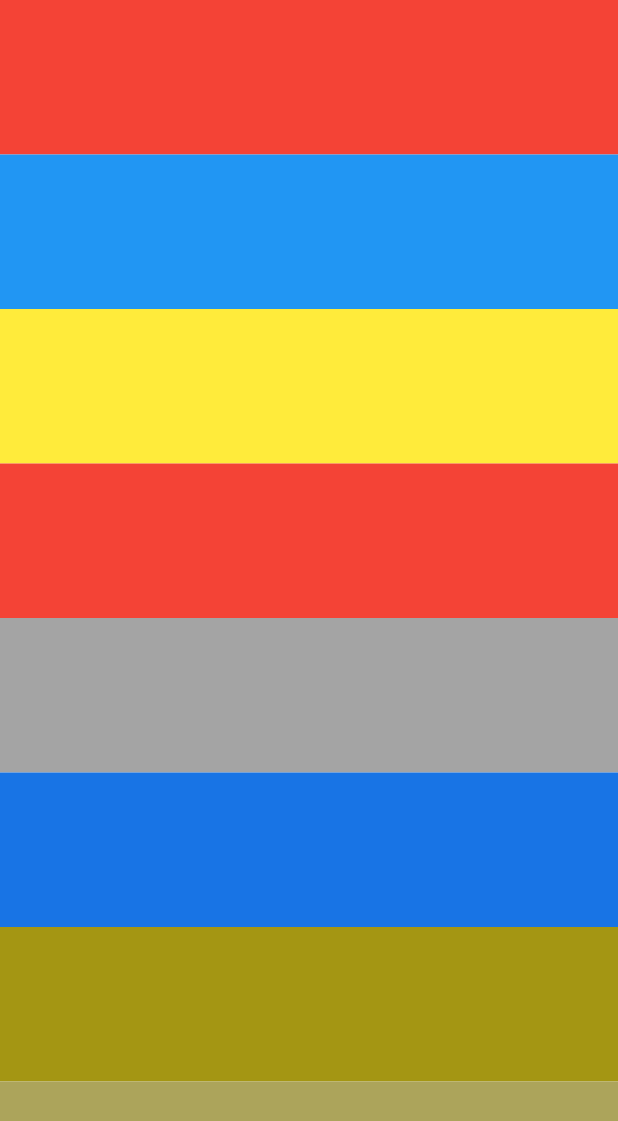
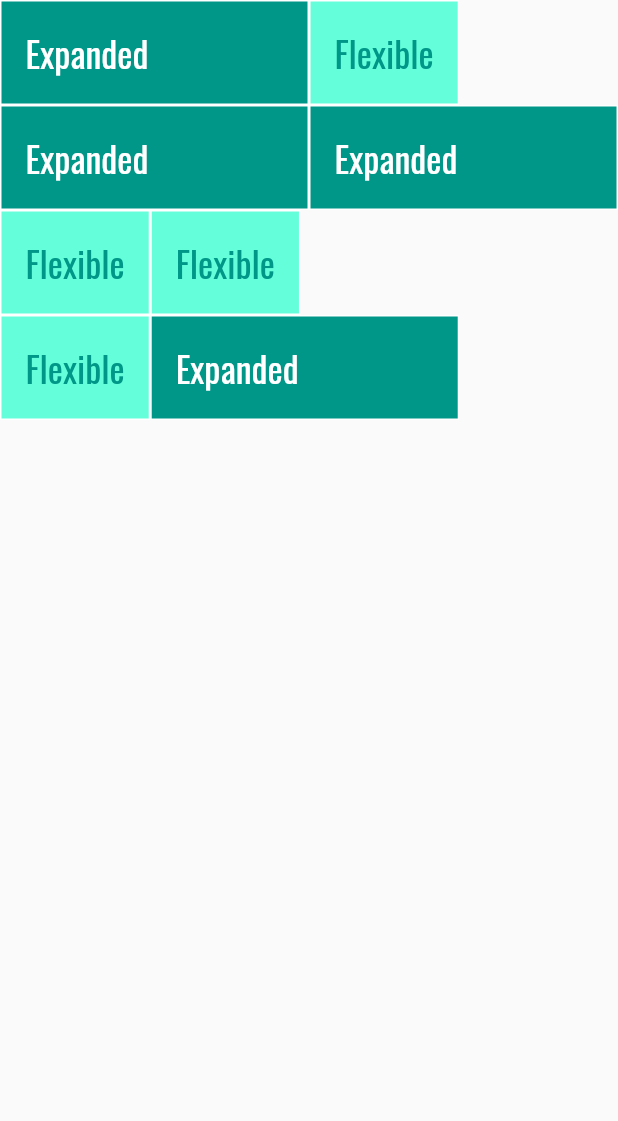
Before and after one commit to abdu-dotcom/Learn-Flutter-2, a Flutter app: the screen it shows after launch, on a phone screen of 412 x 824 dp. Shown: the top 1121 px of the screen. Run offline on Flutter 3.47's test engine with Material 2 defaults, Android fonts, the phone set to English and light mode, and no system bars.

Commit message:
Expanded & Flexible

```diff
--- a/lib/main.dart
+++ b/lib/main.dart
@@ -16,57 +16,89 @@ class MyApp extends StatelessWidget {
         fontFamily: 'Oswald',
         primarySwatch: Colors.blue,
       ),
-      home: Rainbow(),
+      home: ExpandedFlexiblePage(),
     );
   }
 }
 
-class Rainbow extends StatelessWidget {
+class ExpandedFlexiblePage extends StatelessWidget {
   @override
   Widget build(BuildContext context) {
-    return Column(
-      children: <Widget>[
-        Expanded(
-          child: Container(
-            color: Colors.red,
+    return Scaffold(
+      body: SafeArea(
+        child: Column(
+          children: [
+            Row(
+              children: [
+                ExpandedWidget(),
+                FlexibleWidget(),
+              ],
+            ),
+            Row(
+              children: [
+                ExpandedWidget(),
+                ExpandedWidget(),
+              ],
+            ),
+            Row(
+              children: [
+                FlexibleWidget(),
+                FlexibleWidget(),
+              ],
+            ),
+            Row(
+              children: [
+                FlexibleWidget(),
+                ExpandedWidget(),
+              ],
+            ),
+          ],
+        ),
+      ),
+    );
+    throw UnimplementedError();
+  }
+}
+
+class ExpandedWidget extends StatelessWidget {
+  @override
+  Widget build(BuildContext context) {
+    // TODO: implement build
+    return Expanded(
+      child: Container(
+        decoration: BoxDecoration(
+          color: Colors.teal,
+          border: Border.all(color: Colors.white),
+        ),
+        child: const Padding(
+          padding: EdgeInsets.all(16.0),
+          child: Text(
+            'Expanded',
+            style: TextStyle(color: Colors.white, fontSize: 24),
           ),
         ),
-        Expanded(
-          child: Container(
-            color: Colors.blue,
-          ),
-        ),
-        Expanded(
-          child: Container(
-            color: Colors.yellow,
-          ),
-        ),
-        Expanded(
-          child: Container(
-            color: Colors.red,
-          ),
-        ),
-        Expanded(
-          child: Container(
-            color: Color.fromARGB(137, 85, 85, 85),
-          ),
-        ),
-        Expanded(
-          child: Container(
-            color: Color.fromARGB(255, 24, 116, 229),
-          ),
-        ),
-        Expanded(
-          child: Container(
-            color: Color.fromARGB(255, 164, 150, 19),
-          ),
-        ),
-        Expanded(
-          child: Container(
-            color: Color.fromARGB(255, 172, 164, 91),
-          ),
-        ),
-      ],
+      ),
     );
   }
 }
+
+class FlexibleWidget extends StatelessWidget {
+  @override
+  Widget build(BuildContext context) {
+    return Flexible(
+      child: Container(
+        decoration: BoxDecoration(
+          color: Colors.tealAccent,
+          border: Border.all(color: Colors.white),
+        ),
+        child: const Padding(
+          padding: const EdgeInsets.all(16.0),
+          child: Text(
+            'Flexible',
+            style: TextStyle(color: Colors.teal, fontSize: 24),
+          ),
+        ),
+      ),
+    );
+  }
+}
```
